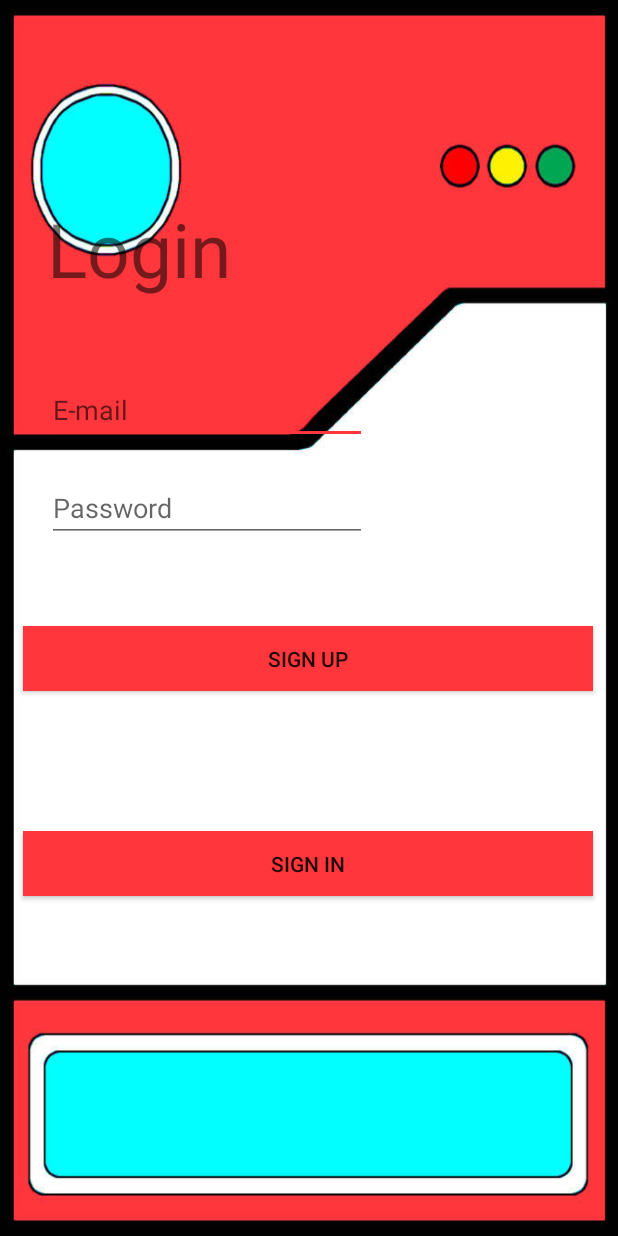
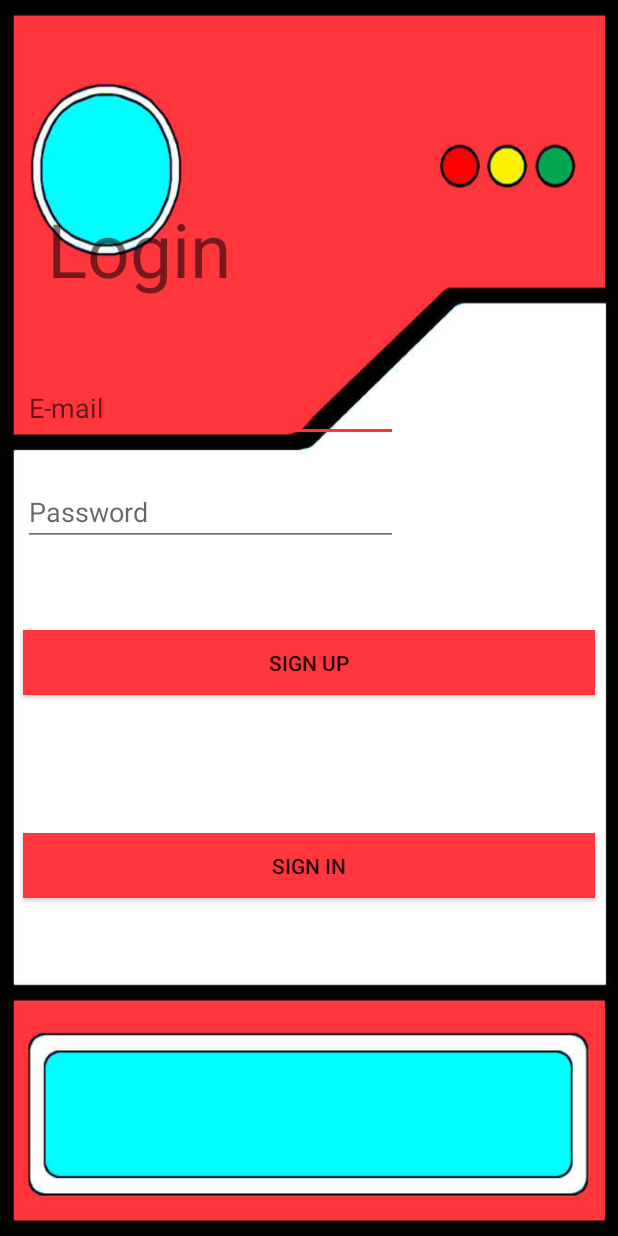
Before and after one commit to larslippert/Hitmonchance, an Android app: the screen it shows after launch (LoginActivity), on a phone screen of 412 x 824 dp. Run offline under Robolectric (Android 15) with nearby library versions, the phone set to English and light mode, and no system bars; our stand-ins replace Firebase (no records; nobody signed in at launch, a user with empty details on screens opened directly); libraries missing offline, so code that uses them is left out: com.firebase.ui; 1 statement that could not run was skipped.

Commit message:
Beautiful layout

```diff
--- a/app/src/main/res/layout/activity_login.xml
+++ b/app/src/main/res/layout/activity_login.xml
@@ -12,15 +12,17 @@
         android:id="@+id/editTextEmail"
         android:layout_width="wrap_content"
         android:layout_height="wrap_content"
-        android:layout_marginStart="31dp"
-        android:layout_marginLeft="31dp"
-        android:layout_marginTop="45dp"
+        android:layout_marginStart="15dp"
+        android:layout_marginLeft="15dp"
+        android:layout_marginTop="44dp"
         android:layout_marginEnd="167dp"
         android:layout_marginRight="167dp"
+        android:width="250dp"
         android:ems="10"
         android:hint="@string/email_login"
         android:inputType="textEmailAddress"
         app:layout_constraintEnd_toEndOf="parent"
+        app:layout_constraintHorizontal_bias="0.0"
         app:layout_constraintStart_toStartOf="parent"
         app:layout_constraintTop_toBottomOf="@+id/txtLogin" />
 
@@ -28,15 +30,17 @@
         android:id="@+id/editTextPassword"
         android:layout_width="wrap_content"
         android:layout_height="wrap_content"
-        android:layout_marginStart="31dp"
-        android:layout_marginLeft="31dp"
-        android:layout_marginTop="20dp"
+        android:layout_marginStart="15dp"
+        android:layout_marginLeft="15dp"
+        android:layout_marginTop="24dp"
         android:layout_marginEnd="167dp"
         android:layout_marginRight="167dp"
+        android:width="250dp"
         android:ems="10"
         android:hint="@string/password_login"
         android:inputType="textPassword"
         app:layout_constraintEnd_toEndOf="parent"
+        app:layout_constraintHorizontal_bias="0.0"
         app:layout_constraintStart_toStartOf="parent"
         app:layout_constraintTop_toBottomOf="@+id/editTextEmail" />
 
@@ -58,7 +62,7 @@
 
     <Button
         android:id="@+id/btnSignIn"
-        android:layout_width="380dp"
+        android:layout_width="0dp"
         android:layout_height="43dp"
         android:layout_marginStart="15dp"
         android:layout_marginLeft="15dp"
@@ -76,7 +80,7 @@
 
     <Button
         android:id="@+id/btnSignUp"
-        android:layout_width="380dp"
+        android:layout_width="0dp"
         android:layout_height="43dp"
         android:layout_marginStart="15dp"
         android:layout_marginLeft="15dp"
--- a/app/src/main/res/layout/activity_main.xml
+++ b/app/src/main/res/layout/activity_main.xml
@@ -98,12 +98,12 @@
 
     <TextView
         android:id="@+id/textViewUser"
-        android:layout_width="106dp"
+        android:layout_width="0dp"
         android:layout_height="16dp"
         android:layout_marginStart="10dp"
         android:layout_marginLeft="10dp"
-        android:layout_marginEnd="295dp"
-        android:layout_marginRight="295dp"
+        android:layout_marginEnd="250dp"
+        android:layout_marginRight="250dp"
         android:textSize="12sp"
         app:layout_constraintBottom_toTopOf="@+id/imgBtnLogout"
         app:layout_constraintEnd_toEndOf="parent"
```
